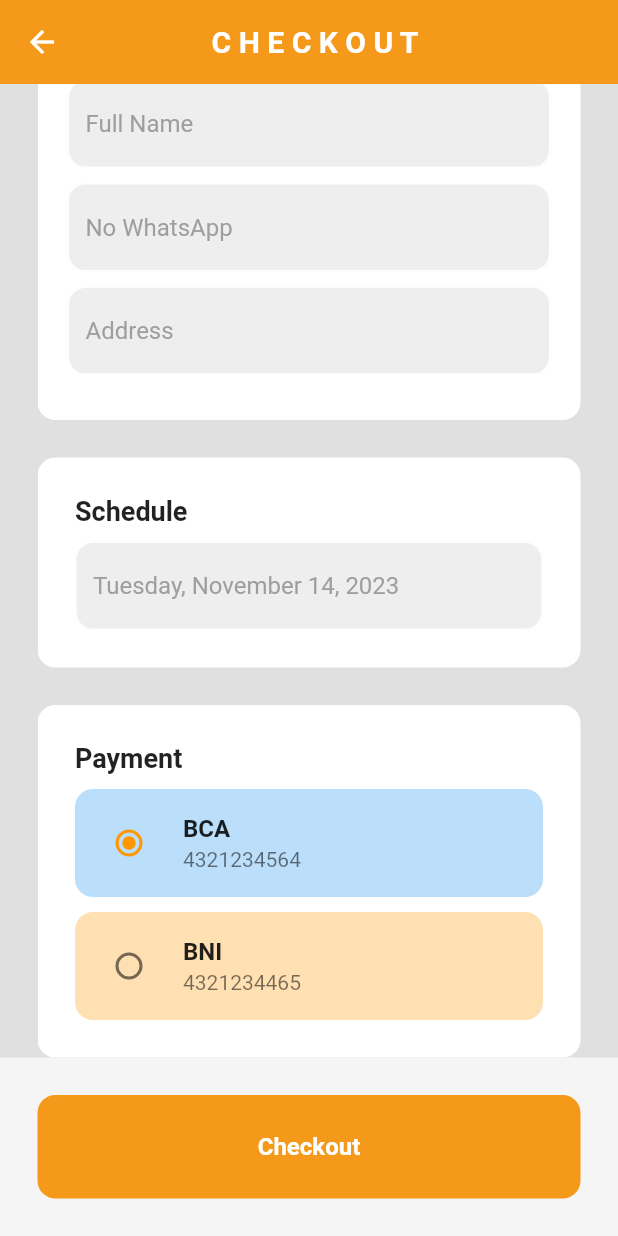
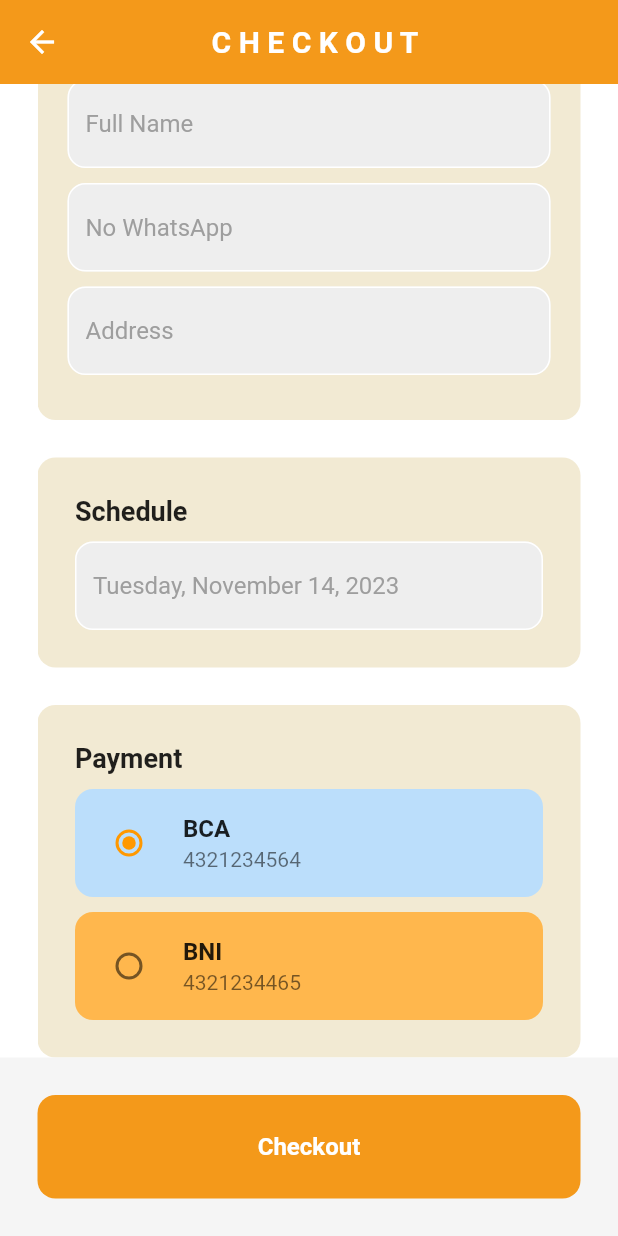
Before and after one commit to rumahrudi/pbl_snapc, a Flutter app: the CheckoutPage screen opened directly with empty values, scrolled down 176 dp, on a phone screen of 412 x 824 dp. Run offline on Flutter 3.47's test engine with Material 2 defaults, Android fonts, the phone set to English and light mode, and no system bars; our stand-ins replace cloud_firestore, firebase_auth, firebase_core, google_fonts, google_nav_bar; accounts and stored records are empty; network calls fail.

Commit message:
update daily
update colors & order status

```diff
--- a/snapc/lib/components/botttom_nav_bar.dart
+++ b/snapc/lib/components/botttom_nav_bar.dart
@@ -19,7 +19,7 @@ class MyBottomNavBar extends StatelessWidget {
         color: Colors.grey[400],
         activeColor: secondaryColor,
         tabActiveBorder: Border.all(color: Colors.white),
-        tabBackgroundColor: Colors.grey.shade100,
+        tabBackgroundColor: thirdColor,
         mainAxisAlignment: MainAxisAlignment.center,
         tabBorderRadius: 16,
         gap: 8,
--- a/snapc/lib/components/cart_item.dart
+++ b/snapc/lib/components/cart_item.dart
@@ -59,6 +59,11 @@ class _CartItemState extends State<CartItem> {
         borderRadius: BorderRadius.circular(12),
       ),
       margin: const EdgeInsets.only(bottom: 8),
+      child: Container(
+        decoration: BoxDecoration(
+          color: thirdColor,
+          borderRadius: BorderRadius.circular(12),
+        ),
         child: ListTile(
           leading: Image.asset(widget.imagePath),
           title: Text('${widget.name} Package'),
@@ -74,6 +79,7 @@ class _CartItemState extends State<CartItem> {
             ),
           ),
         ),
+      ),
     );
   }
 }
--- a/snapc/lib/components/order_item.dart
+++ b/snapc/lib/components/order_item.dart
@@ -23,13 +23,13 @@ class OrderItem extends StatefulWidget {
 class _OrderItemState extends State<OrderItem> {
   // * get status color
   Color getStatusColor() {
-    if (widget.status.toLowerCase() == 'waiting for payment') {
+    if (widget.status.toLowerCase() == 'payment') {
       return Colors.red;
     } else if (widget.status.toLowerCase() == 'finish') {
       return Colors.green;
     } else {
       //* Default color
-      return Colors.yellow;
+      return secondaryColor;
     }
   }
 
@@ -39,7 +39,7 @@ class _OrderItemState extends State<OrderItem> {
       padding: const EdgeInsets.only(top: 25),
       child: Container(
         decoration: BoxDecoration(
-          color: Colors.white,
+          color: thirdColor,
           borderRadius: BorderRadius.circular(12),
         ),
         child: Padding(
--- a/snapc/lib/components/package_tile.dart
+++ b/snapc/lib/components/package_tile.dart
@@ -23,7 +23,7 @@ class PackageTile extends StatelessWidget {
       // padding: EdgeInsets.all(20),
       width: 250,
       decoration: BoxDecoration(
-        color: Colors.grey[100],
+        color: thirdColor,
         borderRadius: BorderRadius.circular(12),
       ),
       child: Column(
--- a/snapc/lib/components/text_box.dart
+++ b/snapc/lib/components/text_box.dart
@@ -16,7 +16,7 @@ class MyTextBox extends StatelessWidget {
   Widget build(BuildContext context) {
     return Container(
       decoration: BoxDecoration(
-        color: Colors.grey[200],
+        color: thirdColor,
         borderRadius: BorderRadius.circular(8),
       ),
       padding: const EdgeInsets.only(
--- a/snapc/lib/pages/cart_page.dart
+++ b/snapc/lib/pages/cart_page.dart
@@ -6,6 +6,7 @@ import 'package:snapc/components/cart_item.dart';
 import 'package:snapc/database/firestore.dart';
 import 'package:snapc/models/cart.dart';
 import 'package:snapc/pages/checkout_page.dart';
+import 'package:snapc/theme/colors.dart';
 
 class CartPage extends StatefulWidget {
   const CartPage({super.key});
@@ -117,8 +118,8 @@ class _CartPageState extends State<CartPage> {
                 },
               ),
             ),
-            const Divider(
-              color: Colors.white,
+            Divider(
+              color: thirdColor,
             ),
           ],
         ),
--- a/snapc/lib/pages/checkout_page.dart
+++ b/snapc/lib/pages/checkout_page.dart
@@ -173,7 +173,7 @@ class _CheckoutPageState extends State<CheckoutPage> {
   @override
   Widget build(BuildContext context) {
     return Scaffold(
-      backgroundColor: Colors.grey[300],
+      backgroundColor: Colors.white,
       appBar: const MyAppBar(text: 'C H E C K O U T'),
       body: Column(
         children: [
@@ -189,7 +189,7 @@ class _CheckoutPageState extends State<CheckoutPage> {
                   // * show package choosed from cart
                   Container(
                     decoration: BoxDecoration(
-                      color: Colors.white,
+                      color: thirdColor,
                       borderRadius: BorderRadius.circular(12),
                     ),
                     child: ListTile(
@@ -205,7 +205,7 @@ class _CheckoutPageState extends State<CheckoutPage> {
                   // * user fill the form
                   Container(
                     decoration: BoxDecoration(
-                      color: Colors.white,
+                      color: thirdColor,
                       borderRadius: BorderRadius.circular(12),
                     ),
                     child: Padding(
@@ -260,7 +260,7 @@ class _CheckoutPageState extends State<CheckoutPage> {
                   // * User choose Schedule date
                   Container(
                     decoration: BoxDecoration(
-                      color: Colors.white,
+                      color: thirdColor,
                       borderRadius: BorderRadius.circular(12),
                     ),
                     child: Padding(
@@ -294,7 +294,7 @@ class _CheckoutPageState extends State<CheckoutPage> {
                   // * Payment methode
                   Container(
                     decoration: BoxDecoration(
-                      color: Colors.white,
+                      color: thirdColor,
                       borderRadius: BorderRadius.circular(12),
                     ),
                     child: Padding(
@@ -342,7 +342,7 @@ class _CheckoutPageState extends State<CheckoutPage> {
                           // * Option 2
                           Container(
                             decoration: BoxDecoration(
-                              color: Colors.orange[100],
+                              color: Colors.orange[300],
                               borderRadius: BorderRadius.circular(12),
                             ),
                             child: RadioListTile(
--- a/snapc/lib/pages/home_page.dart
+++ b/snapc/lib/pages/home_page.dart
@@ -52,7 +52,7 @@ class _HomePageState extends State<HomePage> {
   @override
   Widget build(BuildContext context) {
     return Scaffold(
-      backgroundColor: Colors.grey[300],
+      backgroundColor: Colors.white,
       bottomNavigationBar: MyBottomNavBar(
         currentIndex: _selectedIndex,
         onTabChange: (index) => navigateBottomBar(index),
--- a/snapc/lib/pages/intro_page.dart
+++ b/snapc/lib/pages/intro_page.dart
@@ -10,7 +10,7 @@ class IntroPage extends StatelessWidget {
   @override
   Widget build(BuildContext context) {
     return Scaffold(
-      backgroundColor: Colors.grey[300],
+      backgroundColor: Colors.white,
       body: Center(
         child: Padding(
           padding: const EdgeInsets.symmetric(horizontal: 25),
--- a/snapc/lib/pages/login_page.dart
+++ b/snapc/lib/pages/login_page.dart
@@ -56,7 +56,7 @@ class _LoginPageState extends State<LoginPage> {
   @override
   Widget build(BuildContext context) {
     return Scaffold(
-      backgroundColor: Colors.grey[300],
+      backgroundColor: Colors.white,
       body: SafeArea(
         child: SingleChildScrollView(
           child: Center(
--- a/snapc/lib/pages/order_page.dart
+++ b/snapc/lib/pages/order_page.dart
@@ -20,7 +20,7 @@ class _OrderPageState extends State<OrderPage> {
   Widget build(BuildContext context) {
     return Scaffold(
       appBar: const MyAppBar(text: 'O R D E R'),
-      backgroundColor: Colors.grey[300],
+      backgroundColor: Colors.white,
       body: const Padding(
         padding: EdgeInsets.symmetric(
           horizontal: 25,
--- a/snapc/lib/pages/package_details.dart
+++ b/snapc/lib/pages/package_details.dart
@@ -58,7 +58,7 @@ class _PackagesDetailsState extends State<PackagesDetails> {
   @override
   Widget build(BuildContext context) {
     return Scaffold(
-      backgroundColor: Colors.grey[300],
+      backgroundColor: Colors.white,
       appBar: const MyAppBar(text: 'D E T A I L S'),
       body: Column(
         children: [
@@ -131,7 +131,7 @@ class _PackagesDetailsState extends State<PackagesDetails> {
           // * price and buttton
           Container(
             decoration: BoxDecoration(
-              color: Colors.grey[100],
+              color: fourthColor,
             ),
             child: Padding(
               padding: const EdgeInsets.all(25),
--- a/snapc/lib/pages/profile_page.dart
+++ b/snapc/lib/pages/profile_page.dart
@@ -83,7 +83,7 @@ class _ProfilePageState extends State<ProfilePage> {
   @override
   Widget build(BuildContext context) {
     return Scaffold(
-        backgroundColor: Colors.grey[300],
+        backgroundColor: Colors.white,
         appBar: const MyAppBar(text: 'My Profile'),
         body: StreamBuilder<DocumentSnapshot>(
           stream: FirebaseFirestore.instance
--- a/snapc/lib/pages/register_page.dart
+++ b/snapc/lib/pages/register_page.dart
@@ -84,7 +84,7 @@ class _RegisterPageState extends State<RegisterPage> {
   @override
   Widget build(BuildContext context) {
     return Scaffold(
-      backgroundColor: Colors.grey[300],
+      backgroundColor: Colors.white,
       body: SafeArea(
         child: SingleChildScrollView(
           child: Center(
```
Also changed, not shown: snapc/lib/pages/order_detail_page.dart (+6 -5 lines), snapc/lib/pages/shop_page.dart (+14 -13 lines). Lines whose indentation alone changed are shown as unchanged.
